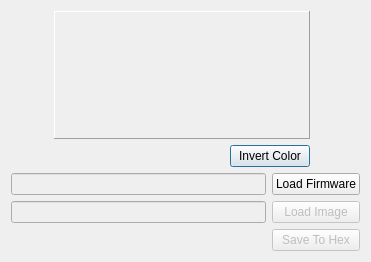
Qt form src/customizesplashdialog.ui (roberto1903/companion9x) before a commit.
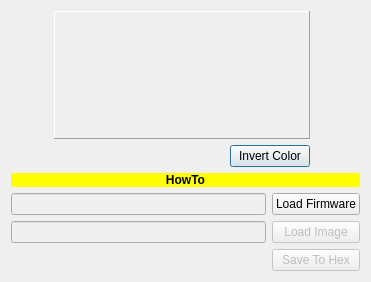
The same form after that commit. Icons and pictures are not drawn.

Commit message: Splash dialog customization updates

```diff
--- a/src/customizesplashdialog.ui
+++ b/src/customizesplashdialog.ui
@@ -7,7 +7,7 @@
     <x>0</x>
     <y>0</y>
     <width>371</width>
-    <height>262</height>
+    <height>280</height>
    </rect>
   </property>
   <property name="windowTitle">
@@ -18,7 +18,7 @@
     <normaloff>:/images/c_home.png</normaloff>:/images/c_home.png</iconset>
   </property>
   <layout class="QGridLayout" name="gridLayout">
-   <item row="2" column="0">
+   <item row="3" column="0">
     <spacer name="verticalSpacer">
      <property name="orientation">
       <enum>Qt::Vertical</enum>
@@ -126,7 +126,7 @@
      </item>
     </layout>
    </item>
-   <item row="1" column="0">
+   <item row="2" column="0">
     <layout class="QHBoxLayout" name="horizontalLayout_3">
      <item>
       <layout class="QVBoxLayout" name="verticalLayout_2">
@@ -218,6 +218,25 @@
      </item>
     </layout>
    </item>
+   <item row="1" column="0">
+    <widget class="QLabel" name="HowToLabel">
+     <property name="font">
+      <font>
+       <weight>75</weight>
+       <bold>true</bold>
+      </font>
+     </property>
+     <property name="styleSheet">
+      <string notr="true">background:rgb(255, 255, 0);</string>
+     </property>
+     <property name="text">
+      <string>HowTo</string>
+     </property>
+     <property name="alignment">
+      <set>Qt::AlignCenter</set>
+     </property>
+    </widget>
+   </item>
   </layout>
  </widget>
  <resources>
```
The commit also changes 1 other file.
